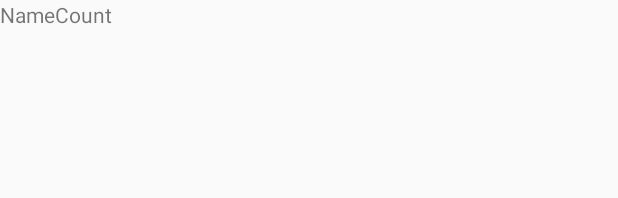
After one commit to mackankowski/beacons-store-android, an Android app: the layout product.xml on its own in the app's theme, with its tools: preview values and no code run, on a phone screen of 412 x 824 dp. The commit adds this screen. Shown: the top 198 px of the screen. Run offline under Robolectric (Android 15) with nearby library versions, the phone set to English and light mode, and no system bars.

Commit message:
list products

```diff
--- a/app/build.gradle
+++ b/app/build.gradle
@@ -30,6 +30,7 @@ dependencies {
     implementation 'com.google.firebase:firebase-core:16.0.4'
     implementation 'com.google.firebase:firebase-auth:16.0.5'
     implementation 'com.google.android.gms:play-services-auth:15.0.1'
+    implementation 'com.google.firebase:firebase-firestore:17.1.2'
     testImplementation 'junit:junit:4.12'
     androidTestImplementation 'com.android.support.test:runner:1.0.2'
     androidTestImplementation 'com.android.support.test.espresso:espresso-core:3.0.2'
--- a/app/src/main/res/layout/activity_profile.xml
+++ b/app/src/main/res/layout/activity_profile.xml
@@ -42,7 +42,7 @@
 
     <TextView
         android:id="@+id/email_textView"
-        android:layout_width="158dp"
+        android:layout_width="200dp"
         android:layout_height="40dp"
         android:layout_marginTop="44dp"
         android:layout_marginEnd="40dp"
--- /dev/null
+++ b/app/src/main/res/layout/product.xml
@@ -0,0 +1,16 @@
+<LinearLayout xmlns:android="http://schemas.android.com/apk/res/android"
+    android:layout_width="match_parent"
+    android:layout_height="match_parent" >
+
+    <TextView
+        android:id="@+id/name"
+        android:layout_width="wrap_content"
+        android:layout_height="wrap_content"
+        android:text="Name" />
+
+    <TextView
+        android:id="@+id/count"
+        android:layout_width="wrap_content"
+        android:layout_height="wrap_content"
+        android:text="Count" />
+</LinearLayout>
```
Also changed, not shown: app/src/main/java/pl/mackan/beaconstore/Product.kt (added, +45 -0 lines), app/src/main/java/pl/mackan/beaconstore/activities/ProductsActivity.kt (+38 -0 lines), app/src/main/res/layout/activity_products.xml (+13 -6 lines).
